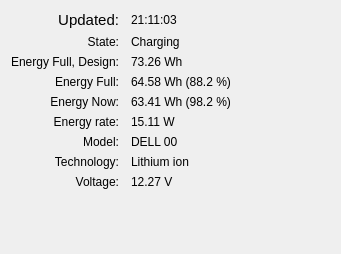
Before: the Qt Designer form src/batteryinfoframe.ui in lxqt/lxqt-powermanagement, drawn with Qt 5.
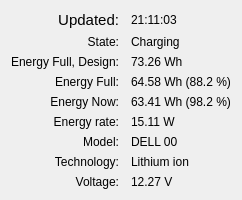
After: the same form once the commit is applied.

Commit message: Fix battery info dialog's layout

Patch:
```diff
--- a/src/batteryinfoframe.ui
+++ b/src/batteryinfoframe.ui
@@ -2,24 +2,10 @@
 <ui version="4.0">
  <class>BatteryInfoFrame</class>
  <widget class="QFrame" name="BatteryInfoFrame">
-  <property name="geometry">
-   <rect>
-    <x>0</x>
-    <y>0</y>
-    <width>341</width>
-    <height>254</height>
-   </rect>
-  </property>
   <property name="windowTitle">
    <string>Power Management</string>
   </property>
-  <layout class="QFormLayout" name="formLayout">
-   <property name="fieldGrowthPolicy">
-    <enum>QFormLayout::AllNonFixedFieldsGrow</enum>
-   </property>
-   <property name="labelAlignment">
-    <set>Qt::AlignRight|Qt::AlignTrailing|Qt::AlignVCenter</set>
-   </property>
+  <layout class="QGridLayout" name="gridLayout">
    <property name="horizontalSpacing">
     <number>12</number>
    </property>
```
